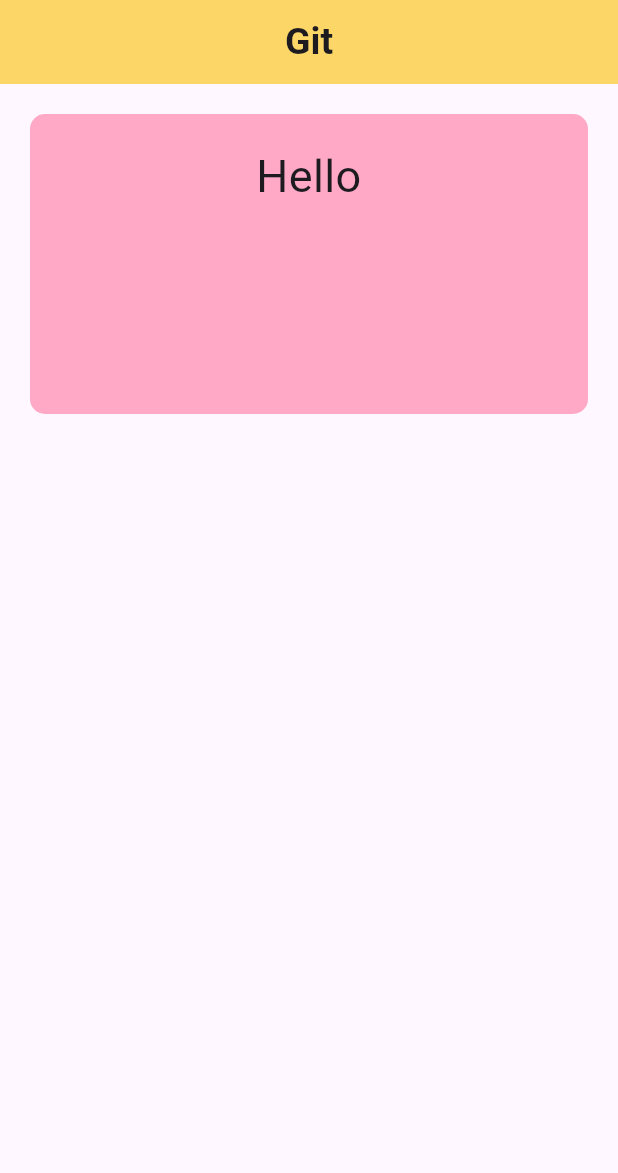
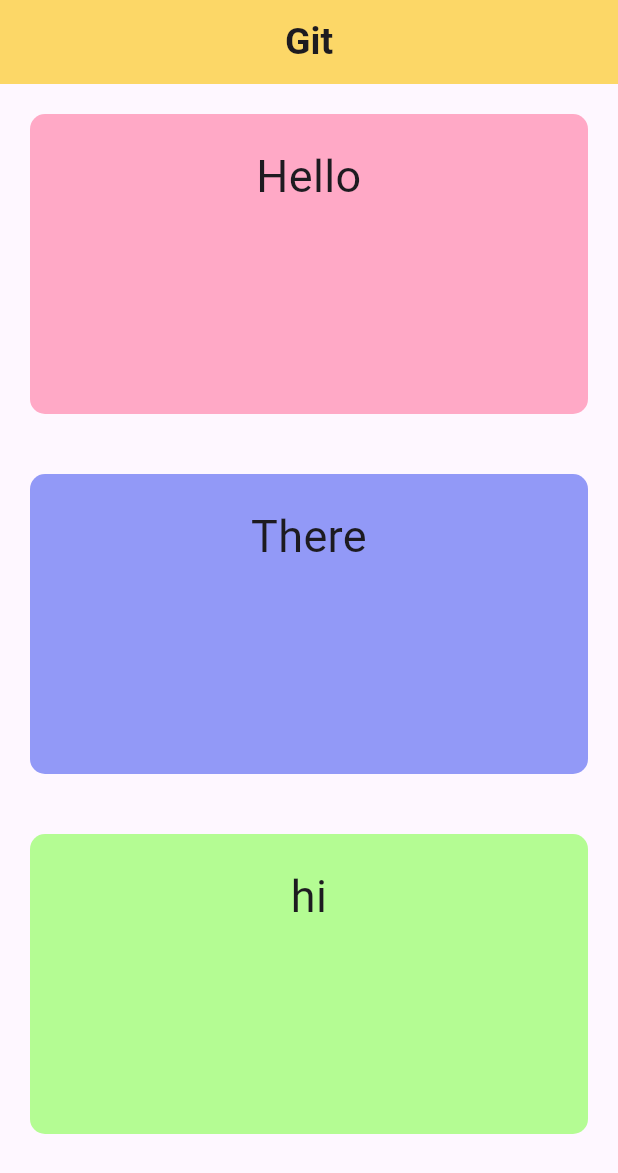
Before and after one commit to haadiyaa/gitsample, a Flutter app: the screen it shows after launch, on a phone screen of 412 x 824 dp. Shown: the top 1173 px of the screen. Run offline on Flutter 3.47's test engine with Material 3 defaults, Android fonts, the phone set to English and light mode, and no system bars.

Commit message:
added boxes

```diff
--- a/lib/main.dart
+++ b/lib/main.dart
@@ -16,7 +16,6 @@ class MyApp extends StatelessWidget {
     );
   }
 }
-
 class MyHomePage extends StatelessWidget {
   const MyHomePage({super.key});
 
@@ -29,9 +28,10 @@ class MyHomePage extends StatelessWidget {
           "Git",
           style: TextStyle(fontSize: 25, fontWeight: FontWeight.bold),
         )),
-        backgroundColor: Color.fromARGB(255, 252, 215, 103),
+        backgroundColor: const Color.fromARGB(255, 252, 215, 103),
       ),
-      body: Column(
+      body: SingleChildScrollView(
+        child: Column(
           children: [
             Padding(
               padding: const EdgeInsets.all(20),
@@ -52,7 +52,46 @@ class MyHomePage extends StatelessWidget {
                 ),
               ),
             ),
+            Padding(
+              padding: const EdgeInsets.all(20),
+              child: Container(
+                padding: const EdgeInsets.all(20),
+                width: double.infinity,
+                height: 200,
+                decoration: const BoxDecoration(
+                  borderRadius: BorderRadius.all(
+                    Radius.circular(10),
+                  ),
+                  color: Color.fromARGB(255, 146, 153, 247),
+                ),
+                child: const Text(
+                  "There",
+                  style: TextStyle(fontSize: 30),
+                  textAlign: TextAlign.center,
+                ),
+              ),
+            ),
+            Padding(
+              padding: const EdgeInsets.all(20),
+              child: Container(
+                padding: const EdgeInsets.all(20),
+                width: double.infinity,
+                height: 200,
+                decoration: const BoxDecoration(
+                  borderRadius: BorderRadius.all(
+                    Radius.circular(10),
+                  ),
+                  color: Color.fromARGB(255, 180, 252, 147),
+                ),
+                child: const Text(
+                  "hi",
+                  style: TextStyle(fontSize: 30),
+                  textAlign: TextAlign.center,
+                ),
+              ),
+            ),
           ],
+        ),
       ),
     );
   }
```
Lines whose indentation alone changed are shown as unchanged.
